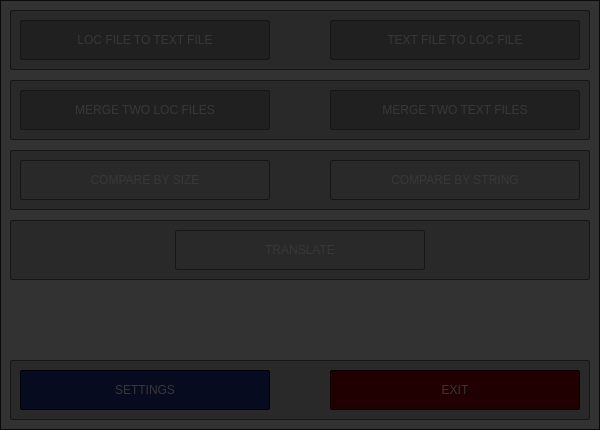
This is src/Forms/MainWindow.ui in psv-git/BDOLang as Qt 5 draws it before an edit. The edited form follows.
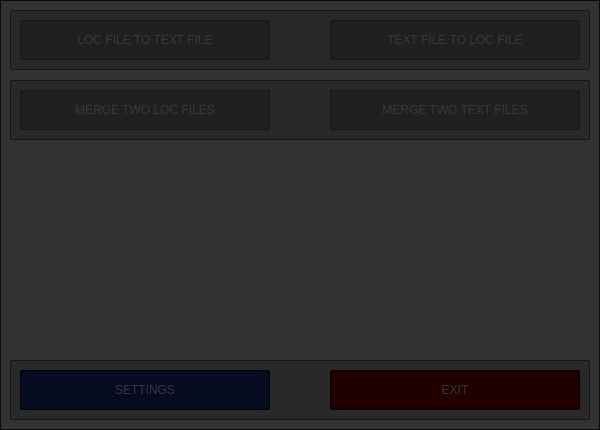
This is the edited form.

The edit to the form file:
```diff
--- a/src/Forms/MainWindow.ui
+++ b/src/Forms/MainWindow.ui
@@ -40,123 +40,6 @@
 	background-color: rgb(230, 230, 230);
 }</string>
    </property>
-   <widget class="QFrame" name="frame3">
-    <property name="geometry">
-     <rect>
-      <x>10</x>
-      <y>150</y>
-      <width>580</width>
-      <height>60</height>
-     </rect>
-    </property>
-    <property name="contextMenuPolicy">
-     <enum>Qt::NoContextMenu</enum>
-    </property>
-    <property name="styleSheet">
-     <string notr="true">QFrame {
-	background-color: rgb(190, 190, 190);
-	
-	border: 1px solid  rgb(100, 100, 100);
-	border-radius: 2px;
-}</string>
-    </property>
-    <property name="frameShape">
-     <enum>QFrame::StyledPanel</enum>
-    </property>
-    <property name="frameShadow">
-     <enum>QFrame::Raised</enum>
-    </property>
-    <widget class="QPushButton" name="cbsiButton">
-     <property name="enabled">
-      <bool>false</bool>
-     </property>
-     <property name="geometry">
-      <rect>
-       <x>10</x>
-       <y>10</y>
-       <width>250</width>
-       <height>40</height>
-      </rect>
-     </property>
-     <property name="focusPolicy">
-      <enum>Qt::StrongFocus</enum>
-     </property>
-     <property name="contextMenuPolicy">
-      <enum>Qt::NoContextMenu</enum>
-     </property>
-     <property name="toolTipDuration">
-      <number>1</number>
-     </property>
-     <property name="styleSheet">
-      <string notr="true">QPushButton {
-	font: 75 12pt &quot;Liberation Sans&quot;;
-	color: rgb(255, 255, 255);
-
-	background-color: rgb(150, 150, 150);
-
-	border: 1px solid  rgb(100, 100, 100);
-	border-radius: 2px;
-}
-
-QPushButton:hover {
-	background-color: rgb(160, 160, 160);
-}
-
-QPushButton:disabled {
-	background-color: rgb(190, 190, 190);
-}
-</string>
-     </property>
-     <property name="text">
-      <string>COMPARE BY SIZE</string>
-     </property>
-    </widget>
-    <widget class="QPushButton" name="cbstButton">
-     <property name="enabled">
-      <bool>false</bool>
-     </property>
-     <property name="geometry">
-      <rect>
-       <x>320</x>
-       <y>10</y>
-       <width>250</width>
-       <height>40</height>
-      </rect>
-     </property>
-     <property name="focusPolicy">
-      <enum>Qt::StrongFocus</enum>
-     </property>
-     <property name="contextMenuPolicy">
-      <enum>Qt::NoContextMenu</enum>
-     </property>
-     <property name="toolTipDuration">
-      <number>1</number>
-     </property>
-     <property name="styleSheet">
-      <string notr="true">QPushButton {
-	font: 75 12pt &quot;Liberation Sans&quot;;
-	color: rgb(255, 255, 255);
-
-	background-color: rgb(150, 150, 150);
-
-	border: 1px solid  rgb(100, 100, 100);
-	border-radius: 2px;
-}
-
-QPushButton:hover {
-	background-color: rgb(160, 160, 160);
-}
-
-QPushButton:disabled {
-	background-color: rgb(190, 190, 190);
-}
-</string>
-     </property>
-     <property name="text">
-      <string>COMPARE BY STRING</string>
-     </property>
-    </widget>
-   </widget>
    <widget class="QFrame" name="frame5">
     <property name="geometry">
      <rect>
@@ -271,82 +154,6 @@
      </property>
     </widget>
    </widget>
-   <widget class="QFrame" name="frame4">
-    <property name="geometry">
-     <rect>
-      <x>10</x>
-      <y>220</y>
-      <width>580</width>
-      <height>60</height>
-     </rect>
-    </property>
-    <property name="focusPolicy">
-     <enum>Qt::NoFocus</enum>
-    </property>
-    <property name="contextMenuPolicy">
-     <enum>Qt::NoContextMenu</enum>
-    </property>
-    <property name="styleSheet">
-     <string notr="true">QFrame {
-	background-color: rgb(190, 190, 190);
-	
-	border: 1px solid  rgb(100, 100, 100);
-	border-radius: 2px;
-}
-</string>
-    </property>
-    <property name="frameShape">
-     <enum>QFrame::StyledPanel</enum>
-    </property>
-    <property name="frameShadow">
-     <enum>QFrame::Raised</enum>
-    </property>
-    <widget class="QPushButton" name="trButton">
-     <property name="enabled">
-      <bool>false</bool>
-     </property>
-     <property name="geometry">
-      <rect>
-       <x>165</x>
-       <y>10</y>
-       <width>250</width>
-       <height>40</height>
-      </rect>
-     </property>
-     <property name="focusPolicy">
-      <enum>Qt::StrongFocus</enum>
-     </property>
-     <property name="contextMenuPolicy">
-      <enum>Qt::NoContextMenu</enum>
-     </property>
-     <property name="toolTipDuration">
-      <number>1</number>
-     </property>
-     <property name="styleSheet">
-      <string notr="true">QPushButton {
-	font: 75 12pt &quot;Liberation Sans&quot;;
-	color: rgb(255, 255, 255);
-
-	background-color: rgb(150, 150, 150);
-
-	border: 1px solid  rgb(100, 100, 100);
-	border-radius: 2px;
-}
-
-QPushButton:hover {
-	background-color: rgb(160, 160, 160);
-}
-
-QPushButton:disabled {
-	background-color: rgb(190, 190, 190);
-}
-</string>
-     </property>
-     <property name="text">
-      <string>TRANSLATE</string>
-     </property>
-    </widget>
-   </widget>
    <widget class="QFrame" name="frame1">
     <property name="geometry">
      <rect>
```
Left out of the diff: 3 changed lines with no effect on the pictures.
